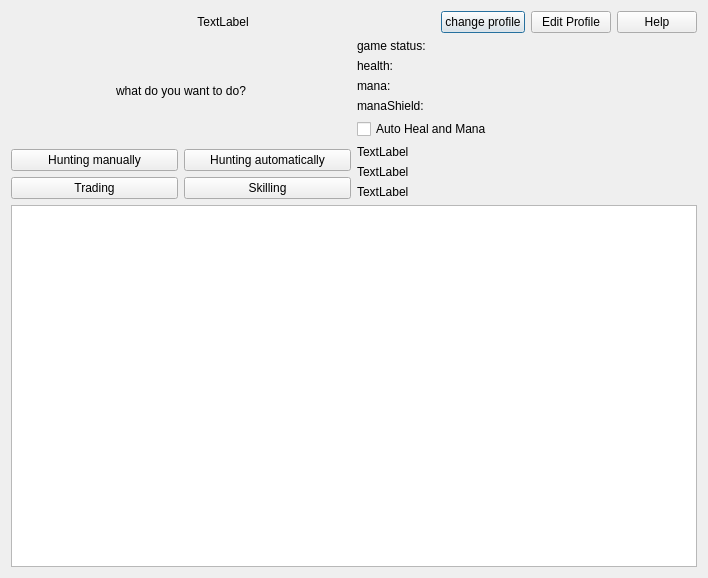
Before: the Qt Designer form sources/MainMenu.ui in Groundy/CrackerJack, drawn with Qt 5.
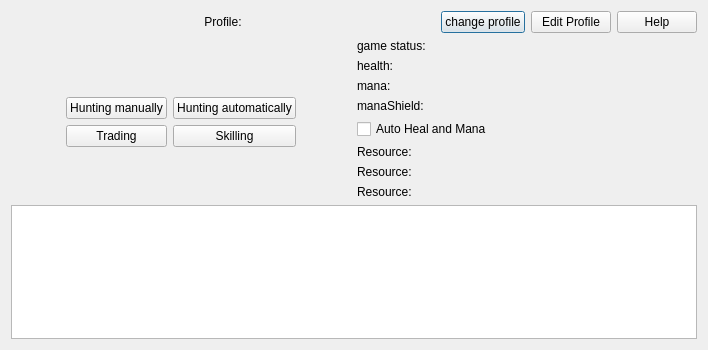
After: the same form once the commit is applied.

Patch:
```diff
--- a/sources/MainMenu.ui
+++ b/sources/MainMenu.ui
@@ -10,7 +10,7 @@
     <x>0</x>
     <y>0</y>
     <width>708</width>
-    <height>578</height>
+    <height>350</height>
    </rect>
   </property>
   <property name="sizePolicy">
@@ -22,13 +22,13 @@
   <property name="minimumSize">
    <size>
     <width>708</width>
-    <height>578</height>
+    <height>350</height>
    </size>
   </property>
   <property name="maximumSize">
    <size>
     <width>708</width>
-    <height>578</height>
+    <height>350</height>
    </size>
   </property>
   <property name="windowTitle">
@@ -53,7 +53,7 @@
        <item>
         <widget class="QLabel" name="profileNameLabel">
          <property name="text">
-          <string>TextLabel</string>
+          <string>Profile:</string>
          </property>
          <property name="alignment">
           <set>Qt::AlignCenter</set>
@@ -113,21 +113,21 @@
        <item>
         <widget class="QLabel" name="potion_label_1">
          <property name="text">
-          <string>TextLabel</string>
+          <string>Resource: </string>
          </property>
         </widget>
        </item>
        <item>
         <widget class="QLabel" name="potion_label_2">
          <property name="text">
-          <string>TextLabel</string>
+          <string>Resource: </string>
          </property>
         </widget>
        </item>
        <item>
         <widget class="QLabel" name="potion_label_3">
          <property name="text">
-          <string>TextLabel</string>
+          <string>Resource: </string>
          </property>
         </widget>
        </item>
@@ -215,44 +215,86 @@
      </item>
      <item row="2" column="0" rowspan="5" colspan="2">
       <layout class="QGridLayout" name="gridLayout_2">
-       <item row="3" column="1">
-        <widget class="QPushButton" name="tradingButton">
-         <property name="text">
-          <string>Trading</string>
-         </property>
-        </widget>
-       </item>
-       <item row="2" column="1">
+       <item row="1" column="1">
         <widget class="QPushButton" name="huntMannuallyButton">
          <property name="text">
           <string>Hunting manually</string>
          </property>
         </widget>
        </item>
+       <item row="0" column="1" colspan="2">
+        <spacer name="verticalSpacer">
+         <property name="orientation">
+          <enum>Qt::Vertical</enum>
+         </property>
+         <property name="sizeHint" stdset="0">
+          <size>
+           <width>20</width>
+           <height>40</height>
+          </size>
+         </property>
+        </spacer>
+       </item>
+       <item row="2" column="1">
+        <widget class="QPushButton" name="tradingButton">
+         <property name="text">
+          <string>Trading</string>
+         </property>
+        </widget>
+       </item>
        <item row="2" column="2">
-        <widget class="QPushButton" name="huntAutomaticallyButton">
-         <property name="text">
-          <string>Hunting automatically</string>
-         </property>
-        </widget>
-       </item>
-       <item row="3" column="2">
         <widget class="QPushButton" name="skillingButton">
          <property name="text">
           <string>Skilling</string>
          </property>
         </widget>
        </item>
-       <item row="0" column="1" colspan="2">
-        <widget class="QLabel" name="infoLabel">
+       <item row="0" column="0" rowspan="3">
+        <spacer name="horizontalSpacer">
+         <property name="orientation">
+          <enum>Qt::Horizontal</enum>
+         </property>
+         <property name="sizeHint" stdset="0">
+          <size>
+           <width>40</width>
+           <height>20</height>
+          </size>
+         </property>
+        </spacer>
+       </item>
+       <item row="1" column="2">
+        <widget class="QPushButton" name="huntAutomaticallyButton">
          <property name="text">
-          <string>what do you want to do?</string>
-         </property>
-         <property name="alignment">
-          <set>Qt::AlignCenter</set>
+          <string>Hunting automatically</string>
          </property>
         </widget>
        </item>
+       <item row="0" column="3" rowspan="3">
+        <spacer name="horizontalSpacer_2">
+         <property name="orientation">
+          <enum>Qt::Horizontal</enum>
+         </property>
+         <property name="sizeHint" stdset="0">
+          <size>
+           <width>40</width>
+           <height>20</height>
+          </size>
+         </property>
+        </spacer>
+       </item>
+       <item row="3" column="0" colspan="4">
+        <spacer name="verticalSpacer_2">
+         <property name="orientation">
+          <enum>Qt::Vertical</enum>
+         </property>
+         <property name="sizeHint" stdset="0">
+          <size>
+           <width>20</width>
+           <height>40</height>
+          </size>
+         </property>
+        </spacer>
+       </item>
       </layout>
      </item>
     </layout>
```
